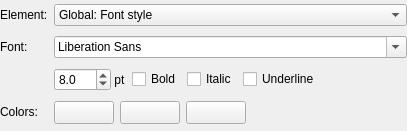
This is libpgmodeler_ui/ui/appearanceconfigwidget.ui in pgmodeler/pgmodeler as Qt 5 draws it before an edit. The edited form follows.
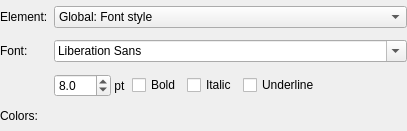
This is the edited form.

Commit message: Optimized the code on  AppearanceConfigWidget by adding color picker in order to select color of elements.

What changed in the file:
```diff
--- a/libpgmodeler_ui/ui/appearanceconfigwidget.ui
+++ b/libpgmodeler_ui/ui/appearanceconfigwidget.ui
@@ -42,7 +42,7 @@
      </property>
     </widget>
    </item>
-   <item row="0" column="1" colspan="4">
+   <item row="0" column="2" colspan="4">
     <widget class="QComboBox" name="element_cmb">
      <item>
       <property name="text">
@@ -299,7 +299,7 @@
      </property>
     </widget>
    </item>
-   <item row="1" column="1" colspan="4">
+   <item row="1" column="2" colspan="4">
     <widget class="QFontComboBox" name="font_cmb">
      <property name="sizePolicy">
       <sizepolicy hsizetype="Expanding" vsizetype="Fixed">
@@ -309,7 +309,7 @@
      </property>
     </widget>
    </item>
-   <item row="2" column="1">
+   <item row="2" column="2">
     <layout class="QHBoxLayout" name="horizontalLayout_4">
      <property name="spacing">
       <number>0</number>
@@ -342,7 +342,7 @@
      </item>
     </layout>
    </item>
-   <item row="2" column="2">
+   <item row="2" column="3">
     <widget class="QCheckBox" name="bold_chk">
      <property name="sizePolicy">
       <sizepolicy hsizetype="Fixed" vsizetype="Fixed">
@@ -361,7 +361,7 @@
      </property>
     </widget>
    </item>
-   <item row="2" column="3">
+   <item row="2" column="4">
     <widget class="QCheckBox" name="italic_chk">
      <property name="sizePolicy">
       <sizepolicy hsizetype="Fixed" vsizetype="Fixed">
@@ -393,90 +393,7 @@
      </property>
     </widget>
    </item>
-   <item row="3" column="1" colspan="4">
-    <layout class="QHBoxLayout" name="horizontalLayout_5">
-     <item>
-      <widget class="QToolButton" name="color1_tb">
-       <property name="minimumSize">
-        <size>
-         <width>60</width>
-         <height>0</height>
-        </size>
-       </property>
-       <property name="maximumSize">
-        <size>
-         <width>60</width>
-         <height>16777215</height>
-        </size>
-       </property>
-       <property name="toolTip">
-        <string>Font color / Fill color 1</string>
-       </property>
-       <property name="text">
-        <string/>
-       </property>
-      </widget>
-     </item>
-     <item>
-      <widget class="QToolButton" name="color2_tb">
-       <property name="minimumSize">
-        <size>
-         <width>60</width>
-         <height>0</height>
-        </size>
-       </property>
-       <property name="maximumSize">
-        <size>
-         <width>60</width>
-         <height>16777215</height>
-        </size>
-       </property>
-       <property name="toolTip">
-        <string>Fill color 2</string>
-       </property>
-       <property name="text">
-        <string/>
-       </property>
-      </widget>
-     </item>
-     <item>
-      <widget class="QToolButton" name="color3_tb">
-       <property name="minimumSize">
-        <size>
-         <width>60</width>
-         <height>0</height>
-        </size>
-       </property>
-       <property name="maximumSize">
-        <size>
-         <width>60</width>
-         <height>16777215</height>
-        </size>
-       </property>
-       <property name="toolTip">
-        <string>Border color</string>
-       </property>
-       <property name="text">
-        <string/>
-       </property>
-      </widget>
-     </item>
-     <item>
-      <spacer name="horizontalSpacer">
-       <property name="orientation">
-        <enum>Qt::Horizontal</enum>
-       </property>
-       <property name="sizeHint" stdset="0">
-        <size>
-         <width>188</width>
-         <height>20</height>
-        </size>
-       </property>
-      </spacer>
-     </item>
-    </layout>
-   </item>
-   <item row="2" column="4">
+   <item row="2" column="5">
     <widget class="QCheckBox" name="underline_chk">
      <property name="sizePolicy">
       <sizepolicy hsizetype="Expanding" vsizetype="Fixed">
```
Left out of the diff: 3 changed lines with no effect on the pictures. The commit also changes 4 other files.
